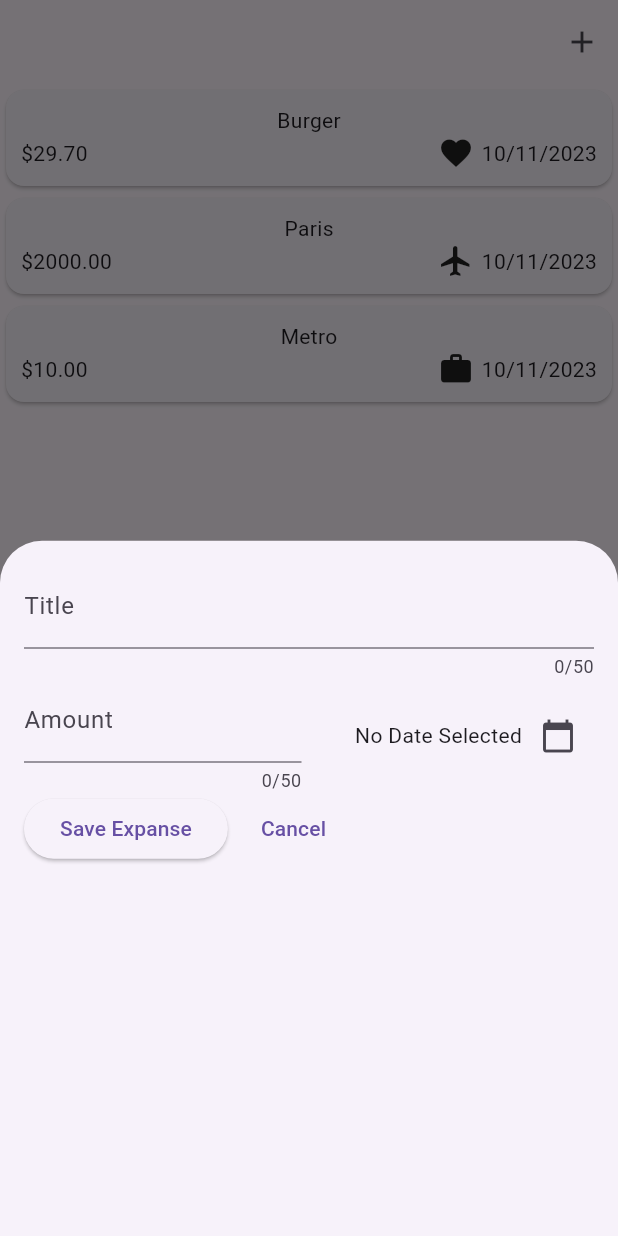
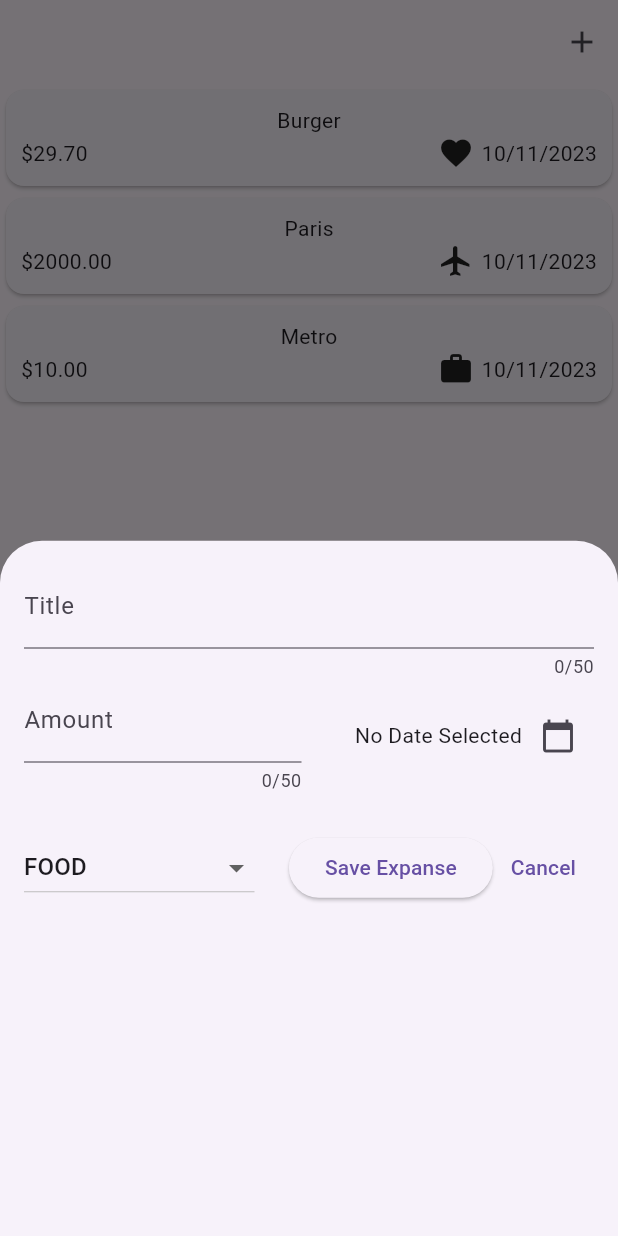
Before and after one commit to ramywael/Expanse, a Flutter app: the screen it shows after launch, after a tap on the "add" icon, on a phone screen of 412 x 824 dp. Run offline on Flutter 3.47's test engine with Material 2 defaults, Android fonts, the phone set to English and light mode, and no system bars.

Commit message:
Create the dropDownButton

```diff
--- a/lib/widget/new_expanse.dart
+++ b/lib/widget/new_expanse.dart
@@ -2,6 +2,7 @@ import 'dart:developer';
 
 import 'package:flutter/material.dart';
 import 'package:intl/intl.dart';
+import 'package:expanse/model/expanse.dart';
 
 class NewExpanse extends StatefulWidget {
   const NewExpanse({Key? key}) : super(key: key);
@@ -17,6 +18,7 @@ class _NewExpanseState extends State<NewExpanse> {
   final TextEditingController _amountController = TextEditingController();
   final now = DateTime.now();
   DateTime? _selectedDate;
+   Category _selectedCategory= Category.food;
   final formatter = DateFormat.yMd();
   @override
   void dispose() {
@@ -66,7 +68,6 @@ class _NewExpanseState extends State<NewExpanse> {
                         : formatter.format(_selectedDate!)),
                     IconButton(
                       onPressed: () async {
-
                         final DateTime? pickedData = await showDatePicker(
                           context: context,
                           initialDate: now,
@@ -84,8 +85,27 @@ class _NewExpanseState extends State<NewExpanse> {
               )
             ],
           ),
-          Row(
+          Padding(
+            padding: const EdgeInsets.only(top: 26.0),
+            child: Row(
               children: [
+                DropdownButton(
+                  value: _selectedCategory,
+                  //it is the value that will be displayed in the dropdown button
+                  items: Category.values
+                      .map((e) => DropdownMenuItem(
+                            value: e,
+                            child: Text(e.name.toUpperCase()),
+                          ))
+                      .toList(),
+                  onChanged: (newCat) {
+                    setState(() {
+                      if(newCat == null) return;
+                      _selectedCategory=newCat;
+                    });
+                  },
+                ),
+                const Spacer(),
                 ElevatedButton(
                   onPressed: () {
                     log(_titleController.text);
@@ -93,9 +113,6 @@ class _NewExpanseState extends State<NewExpanse> {
                     _amountController.clear();
                   },
                   child: const Text("Save Expanse"),
-              ),
-              const SizedBox(
-                width: 10,
                 ),
                 TextButton(
                   onPressed: () {
@@ -105,6 +122,7 @@ class _NewExpanseState extends State<NewExpanse> {
                 ),
               ],
             ),
+          ),
         ],
       ),
     );
```
Lines whose indentation alone changed are shown as unchanged.
